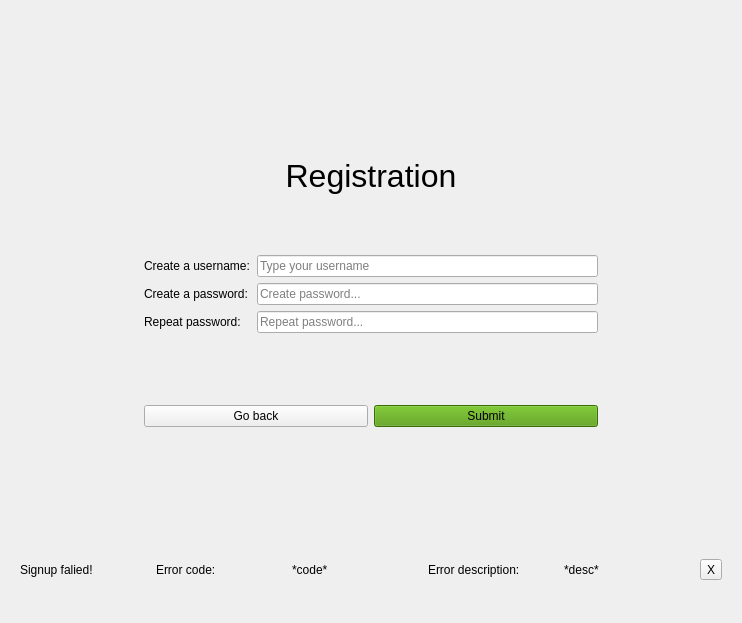
First picture: the form in src/Client/View/SignupPage/SignupPage.ui, repository iodream/Spend-Note, before the edit.
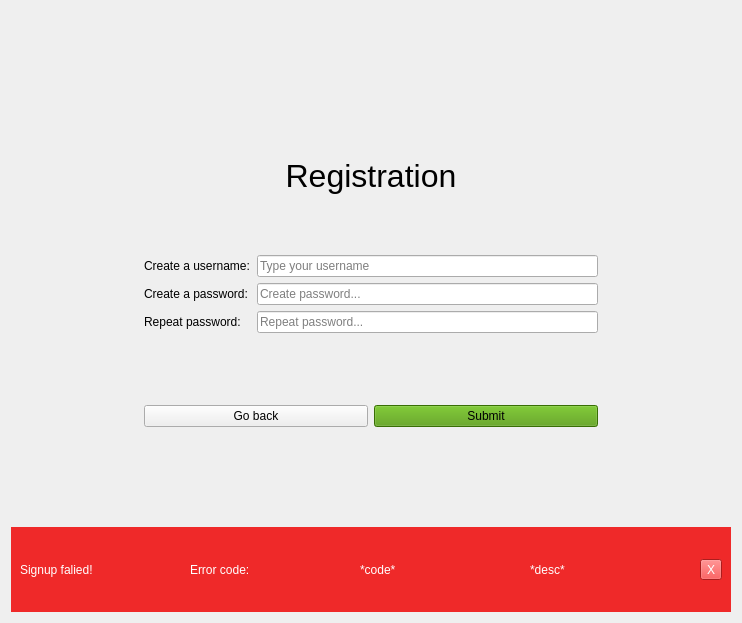
Second picture: the form after the edit.

The edit to the form file:
```diff
--- a/src/Client/View/SignupPage/SignupPage.ui
+++ b/src/Client/View/SignupPage/SignupPage.ui
@@ -55,6 +55,10 @@
    </item>
    <item row="3" column="0" colspan="3">
     <widget class="QWidget" name="ErrorWidget" native="true">
+     <property name="styleSheet">
+      <string notr="true">background-color: rgb(239, 41, 41);
+color: rgb(255, 255, 255);</string>
+     </property>
      <layout class="QVBoxLayout" name="verticalLayout">
       <item>
        <spacer name="verticalSpacer_3">
@@ -92,13 +96,6 @@
           </property>
          </widget>
         </item>
-        <item>
-         <widget class="QLabel" name="label_4">
-          <property name="text">
-           <string>Error description:</string>
-          </property>
-         </widget>
-        </item>
         <item>
          <widget class="QLabel" name="ErrorDescriptionLabel">
           <property name="text">
```
